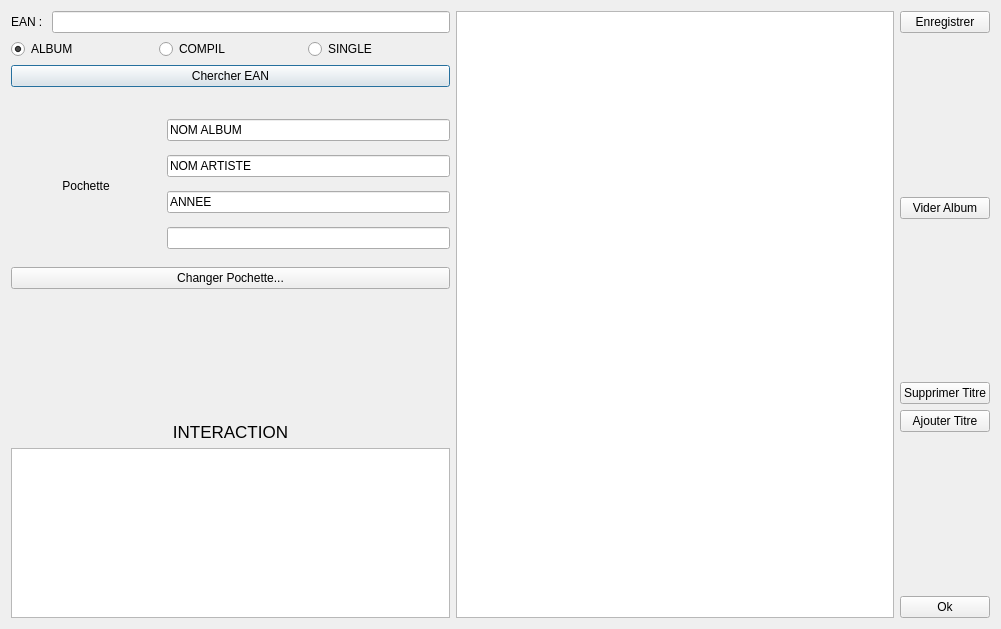
This is projet-musique/core/dialogajouterphys.ui in toopoormaghell/projet-musique as Qt 5 draws it before an edit. The edited form follows.
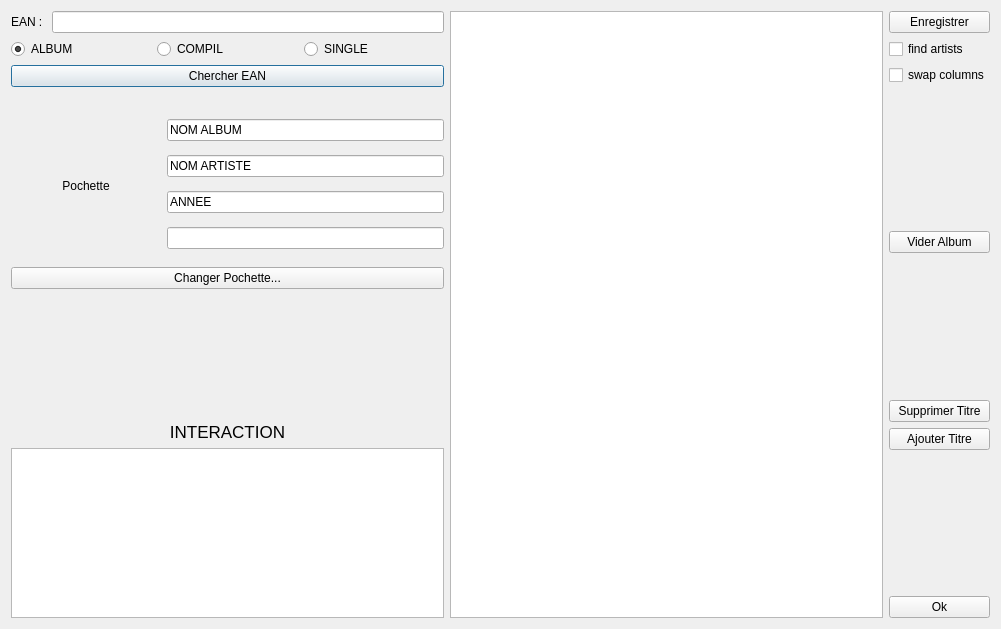
This is the edited form.

Commit message:
core: [Enh] Manage bad formatting of AWS answers to requests
Requests for compil sometimes return '<song title> - <artist>' instead of
clearly identifying them using XML keys. A check box are added to split
this kind of requests. The other check is here to swap the tokens, given
the fact that we get sometimes swapped title and artist.
Model and view were updated to manage that.

```diff
--- a/projet-musique/core/dialogajouterphys.ui
+++ b/projet-musique/core/dialogajouterphys.ui
@@ -205,6 +205,20 @@
        </property>
       </widget>
      </item>
+     <item>
+      <widget class="QCheckBox" name="findArtists">
+       <property name="text">
+        <string>find artists</string>
+       </property>
+      </widget>
+     </item>
+     <item>
+      <widget class="QCheckBox" name="swapColumns">
+       <property name="text">
+        <string>swap columns</string>
+       </property>
+      </widget>
+     </item>
      <item>
       <spacer name="verticalSpacer_5">
        <property name="orientation">
```
The commit also changes 2 other files.
